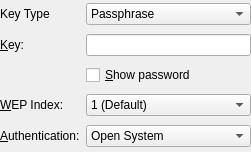
KDE/networkmanagement, file libs/ui/security/wep.ui: the form before one commit.
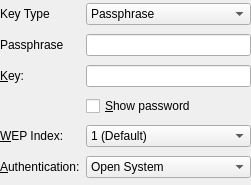
The form after the commit. Custom widgets are drawn as their Qt base class.

Commit message: Hide the manual key entry lineedit when using passphrase and hide the passphrase lineedit when using the manual key.

Patch:
```diff
--- a/libs/ui/security/wep.ui
+++ b/libs/ui/security/wep.ui
@@ -6,7 +6,7 @@
     <x>0</x>
     <y>0</y>
     <width>251</width>
-    <height>152</height>
+    <height>185</height>
    </rect>
   </property>
   <property name="windowTitle" >
@@ -16,8 +16,8 @@
    <property name="margin" >
     <number>0</number>
    </property>
-   <item row="1" column="0" >
-    <widget class="QLabel" name="label_5" >
+   <item row="2" column="0" >
+    <widget class="QLabel" name="keyLabel" >
      <property name="text" >
       <string>&amp;Key:</string>
      </property>
@@ -26,22 +26,22 @@
      </property>
     </widget>
    </item>
-   <item row="1" column="1" >
+   <item row="2" column="1" >
     <widget class="KLineEdit" name="key" >
      <property name="echoMode" >
       <enum>QLineEdit::PasswordEchoOnEdit</enum>
      </property>
     </widget>
    </item>
-   <item row="2" column="1" >
+   <item row="3" column="1" >
     <widget class="QCheckBox" name="chkShowPass" >
      <property name="text" >
       <string>&amp;Show password</string>
      </property>
     </widget>
    </item>
-   <item row="3" column="0" >
-    <widget class="QLabel" name="label_8" >
+   <item row="4" column="0" >
+    <widget class="QLabel" name="weptxkeyindexLabel" >
      <property name="text" >
       <string>&amp;WEP Index:</string>
      </property>
@@ -50,7 +50,7 @@
      </property>
     </widget>
    </item>
-   <item row="3" column="1" >
+   <item row="4" column="1" >
     <widget class="KComboBox" name="weptxkeyindex" >
      <item>
       <property name="text" >
@@ -74,8 +74,8 @@
      </item>
     </widget>
    </item>
-   <item row="4" column="0" >
-    <widget class="QLabel" name="label_9" >
+   <item row="5" column="0" >
+    <widget class="QLabel" name="authalgLabel" >
      <property name="text" >
       <string>&amp;Authentication:</string>
      </property>
@@ -84,7 +84,7 @@
      </property>
     </widget>
    </item>
-   <item row="4" column="1" >
+   <item row="5" column="1" >
     <widget class="KComboBox" name="authalg" >
      <item>
       <property name="text" >
@@ -122,6 +122,16 @@
      </property>
     </widget>
    </item>
+   <item row="1" column="0" >
+    <widget class="QLabel" name="passphraseLabel" >
+     <property name="text" >
+      <string>Passphrase</string>
+     </property>
+    </widget>
+   </item>
+   <item row="1" column="1" >
+    <widget class="QLineEdit" name="passphrase" />
+   </item>
   </layout>
  </widget>
  <customwidgets>
```
Left out of the diff: 2 changed lines with no effect on the pictures. The commit also changes 2 other files.
